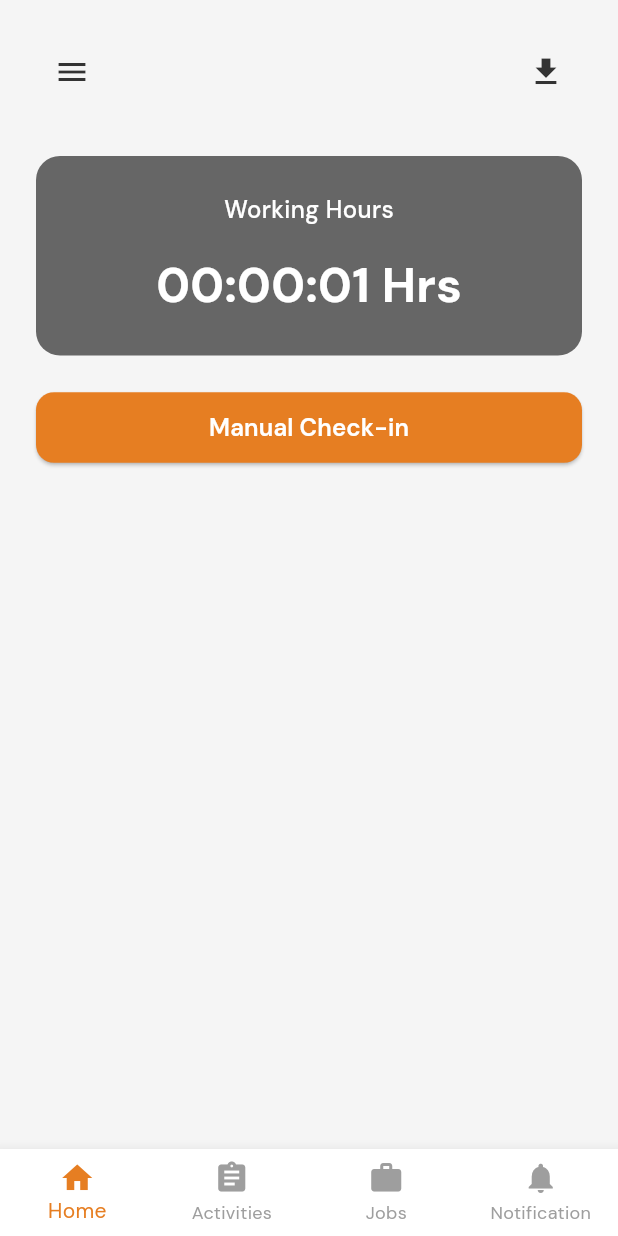
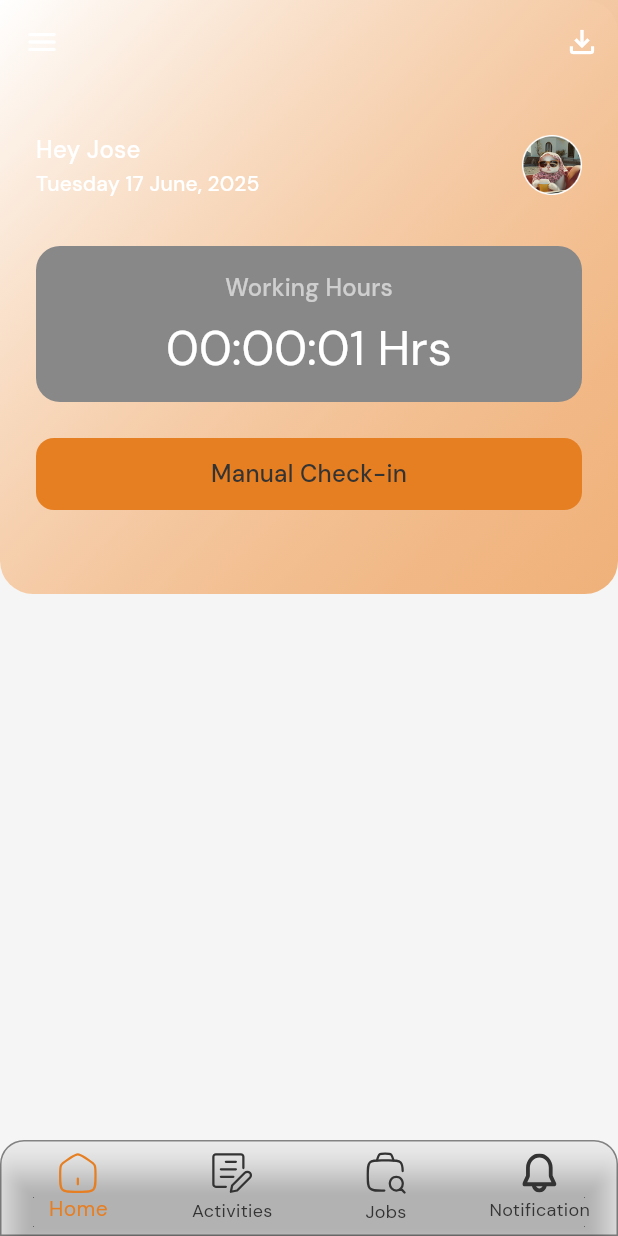
Before and after one commit to JuzuliMP/swift_checkin, a Flutter app: the HomePage screen opened by its route, on a phone screen of 412 x 824 dp. Run offline on Flutter 3.47's test engine with Material 3 defaults, Android fonts, the phone set to English and light mode, and no system bars; our stand-ins replace equatable, flutter_bloc, flutter_svg, pinput.

Commit message:
feat: enhance home page UI with SVG icons and improved theming

```diff
--- a/lib/core/theme/app_theme.dart
+++ b/lib/core/theme/app_theme.dart
@@ -37,6 +37,7 @@ class AppTheme {
       ),
       elevatedButtonTheme: ElevatedButtonThemeData(
         style: ElevatedButton.styleFrom(
+          elevation: 0,
           backgroundColor: lightPrimary,
           foregroundColor: lightOnPrimary,
           padding: const EdgeInsets.symmetric(vertical: 12),
@@ -93,6 +94,7 @@ class AppTheme {
       ),
       elevatedButtonTheme: ElevatedButtonThemeData(
         style: ElevatedButton.styleFrom(
+          elevation: 0,
           backgroundColor: darkPrimary,
           foregroundColor: darkOnPrimary,
           padding: const EdgeInsets.symmetric(vertical: 12),
--- a/lib/features/home/presentation/pages/home_page.dart
+++ b/lib/features/home/presentation/pages/home_page.dart
@@ -32,21 +32,57 @@ class _HomePageState extends State<HomePage> {
 
   @override
   Widget build(BuildContext context) {
+    final theme = Theme.of(context);
     return Scaffold(
-      body: SafeArea(
+      appBar: AppBar(
+        flexibleSpace: ClipRRect(
+          borderRadius:
+              const BorderRadius.vertical(bottom: Radius.circular(22)),
+          child: Container(
+            decoration: BoxDecoration(
+              gradient: LinearGradient(
+                begin: Alignment.topLeft,
+                end: Alignment.bottomRight,
+                colors: <Color>[
+                  theme.colorScheme.onPrimary,
+                  theme.colorScheme.primary.withOpacity(0.6),
+                ],
+              ),
+            ),
+          ),
+        ),
+        leading: IconButton(
+          onPressed: () {},
+          icon: const Icon(Icons.menu_rounded),
+          color: theme.colorScheme.surface,
+        ),
+        actions: [
+          IconButton(
+            onPressed: () {},
+            icon: const Icon(Icons.file_download_outlined),
+            color: theme.colorScheme.surface,
+          ),
+        ],
+        bottom: PreferredSize(
+          preferredSize: const Size.fromHeight(340),
           child: Padding(
             padding: const EdgeInsets.all(24.0),
             child: Column(
+              mainAxisAlignment: MainAxisAlignment.center,
+              crossAxisAlignment: CrossAxisAlignment.start,
               children: [
                 const HomeHeader(),
                 const SizedBox(height: 32),
                 const WorkingHoursCard(),
                 const SizedBox(height: 24),
                 ManualCheckinButton(onPressed: _showCheckinDialog),
-              const Spacer(),
+                const SizedBox(height: 32),
               ],
             ),
           ),
+        ),
+        backgroundColor: Theme.of(context).colorScheme.onPrimary,
+        shape: RoundedRectangleBorder(borderRadius: BorderRadius.circular(22)),
       ),
       bottomNavigationBar: CustomBottomNavigation(
         currentIndex: _currentIndex,
--- a/lib/features/home/presentation/widgets/bottom_navigation.dart
+++ b/lib/features/home/presentation/widgets/bottom_navigation.dart
@@ -1,4 +1,5 @@
 import 'package:flutter/material.dart';
+import 'package:flutter_svg/flutter_svg.dart';
 
 class CustomBottomNavigation extends StatelessWidget {
   final int currentIndex;
@@ -12,30 +13,65 @@ class CustomBottomNavigation extends StatelessWidget {
 
   @override
   Widget build(BuildContext context) {
-    return BottomNavigationBar(
+    final theme = Theme.of(context);
+    final selectedColor = theme.colorScheme.primary;
+    final unselectedColor = theme.colorScheme.onSurface;
+    return Container(
+      decoration: BoxDecoration(
+        borderRadius: const BorderRadius.vertical(top: Radius.circular(16)),
+        border: Border.all(color: theme.colorScheme.secondary),
+      ),
+      clipBehavior: Clip.antiAlias,
+      child: BottomNavigationBar(
+        backgroundColor: Colors.transparent,
         currentIndex: currentIndex,
         onTap: onTap,
         type: BottomNavigationBarType.fixed,
-      selectedItemColor: const Color(0xFFE67E22),
-      unselectedItemColor: Colors.grey,
-      items: const [
+        selectedItemColor: selectedColor,
+        unselectedItemColor: unselectedColor,
+        items: [
           BottomNavigationBarItem(
-          icon: Icon(Icons.home),
+            icon: SvgPicture.asset(
+              'assets/icons/home.svg',
+              colorFilter: ColorFilter.mode(
+                currentIndex == 0 ? selectedColor : unselectedColor,
+                BlendMode.srcIn,
+              ),
+            ),
             label: 'Home',
           ),
           BottomNavigationBarItem(
-          icon: Icon(Icons.assignment),
+            icon: SvgPicture.asset(
+              'assets/icons/activities.svg',
+              colorFilter: ColorFilter.mode(
+                currentIndex == 1 ? selectedColor : unselectedColor,
+                BlendMode.srcIn,
+              ),
+            ),
             label: 'Activities',
           ),
           BottomNavigationBarItem(
-          icon: Icon(Icons.work),
+            icon: SvgPicture.asset(
+              'assets/icons/jobs.svg',
+              colorFilter: ColorFilter.mode(
+                currentIndex == 2 ? selectedColor : unselectedColor,
+                BlendMode.srcIn,
+              ),
+            ),
             label: 'Jobs',
           ),
           BottomNavigationBarItem(
-          icon: Icon(Icons.notifications),
+            icon: SvgPicture.asset(
+              'assets/icons/notification.svg',
+              colorFilter: ColorFilter.mode(
+                currentIndex == 3 ? selectedColor : unselectedColor,
+                BlendMode.srcIn,
+              ),
+            ),
             label: 'Notification',
           ),
         ],
+      ),
     );
   }
 }
--- a/lib/features/home/presentation/widgets/home_header.dart
+++ b/lib/features/home/presentation/widgets/home_header.dart
@@ -5,16 +5,29 @@ class HomeHeader extends StatelessWidget {
 
   @override
   Widget build(BuildContext context) {
+    final theme = Theme.of(context);
     return Row(
       mainAxisAlignment: MainAxisAlignment.spaceBetween,
       children: [
-        IconButton(
-          onPressed: () {},
-          icon: const Icon(Icons.menu),
+        Column(
+          crossAxisAlignment: CrossAxisAlignment.start,
+          children: [
+            Text(
+              'Hey Jose',
+              style: theme.textTheme.titleMedium
+                  ?.copyWith(color: theme.colorScheme.surface),
+            ),
+            Text(
+              'Tuesday 17 June, 2025',
+              style: theme.textTheme.titleSmall
+                  ?.copyWith(color: theme.colorScheme.surface),
+            ),
+          ],
         ),
-        IconButton(
-          onPressed: () {},
-          icon: const Icon(Icons.download),
+        Image.asset(
+          'assets/images/dp.png',
+          height: 40,
+          width: 40,
         ),
       ],
     );
--- a/lib/features/home/presentation/widgets/manual_checkin_button.dart
+++ b/lib/features/home/presentation/widgets/manual_checkin_button.dart
@@ -10,16 +10,14 @@ class ManualCheckinButton extends StatelessWidget {
 
   @override
   Widget build(BuildContext context) {
+    final theme = Theme.of(context);
     return SizedBox(
       width: double.infinity,
       child: ElevatedButton(
         onPressed: onPressed,
-        child: const Text(
+        child: Text(
           'Manual Check-in',
-          style: TextStyle(
-            fontSize: 16,
-            fontWeight: FontWeight.w600,
-          ),
+          style: theme.textTheme.titleMedium,
         ),
       ),
     );
--- a/lib/features/home/presentation/widgets/working_hours_card.dart
+++ b/lib/features/home/presentation/widgets/working_hours_card.dart
@@ -1,30 +1,27 @@
 import 'package:flutter/material.dart';
 import 'package:flutter_bloc/flutter_bloc.dart';
-import '../cubit/home_cubit.dart';
+import 'package:swift_checkin/features/home/presentation/cubit/home_cubit.dart';
 
 class WorkingHoursCard extends StatelessWidget {
   const WorkingHoursCard({super.key});
 
   @override
   Widget build(BuildContext context) {
+    final theme = Theme.of(context);
     return Container(
       width: double.infinity,
-      padding: const EdgeInsets.all(24),
+      padding: const EdgeInsets.all(16),
       decoration: BoxDecoration(
-        color: const Color(0xFF666666),
+        color: theme.colorScheme.secondary,
         borderRadius: BorderRadius.circular(16),
       ),
       child: Column(
         children: [
-          const Text(
+           Text(
             'Working Hours',
-            style: TextStyle(
-              color: Colors.white,
-              fontSize: 16,
-              fontWeight: FontWeight.w500,
-            ),
+              style: theme.textTheme.titleMedium?.copyWith(color: theme.colorScheme.onPrimary.withOpacity(0.6)),
           ),
-          const SizedBox(height: 16),
+          const SizedBox(height: 8),
           BlocBuilder<HomeCubit, HomeState>(
             builder: (context, state) {
               String timeText = "00:00:00 Hrs";
@@ -33,11 +30,7 @@ class WorkingHoursCard extends StatelessWidget {
               }
               return Text(
                 timeText,
-                style: const TextStyle(
-                  color: Colors.white,
-                  fontSize: 32,
-                  fontWeight: FontWeight.bold,
-                ),
+                style: theme.textTheme.headlineLarge?.copyWith(color: theme.colorScheme.onPrimary),
               );
             },
           ),
```
Also changed, not shown: pubspec.yaml (+5 -24 lines), pubspec.lock, 1 other file. Lines whose indentation alone changed are shown as unchanged.
